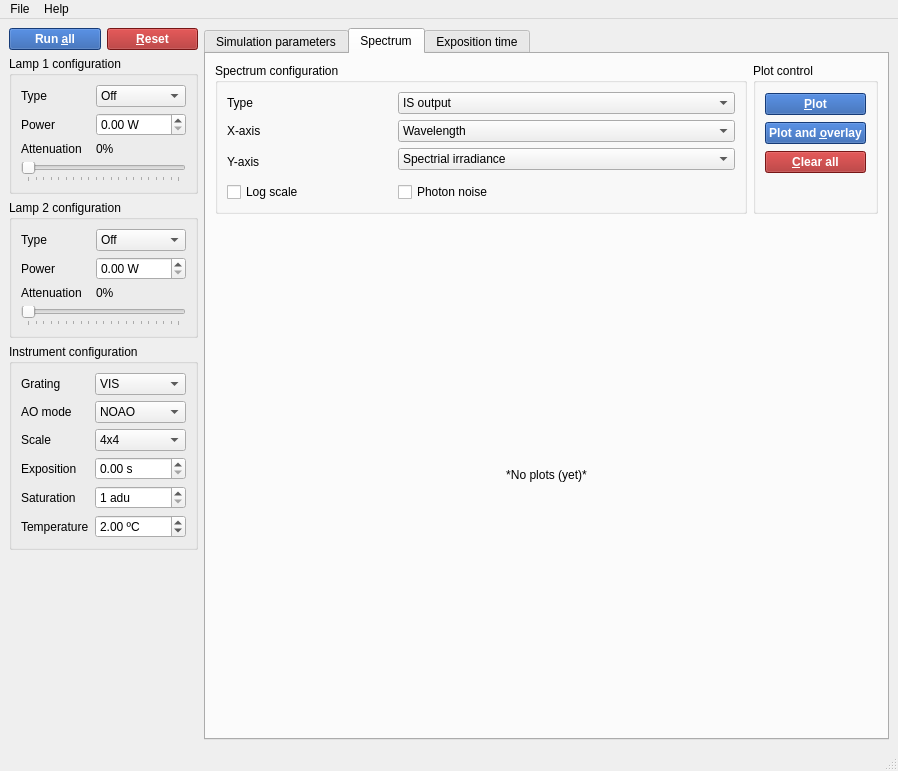
The window that simui/simui.ui (HARMONI-CAB/radiosim) describes before a commit, drawn with Qt 5.
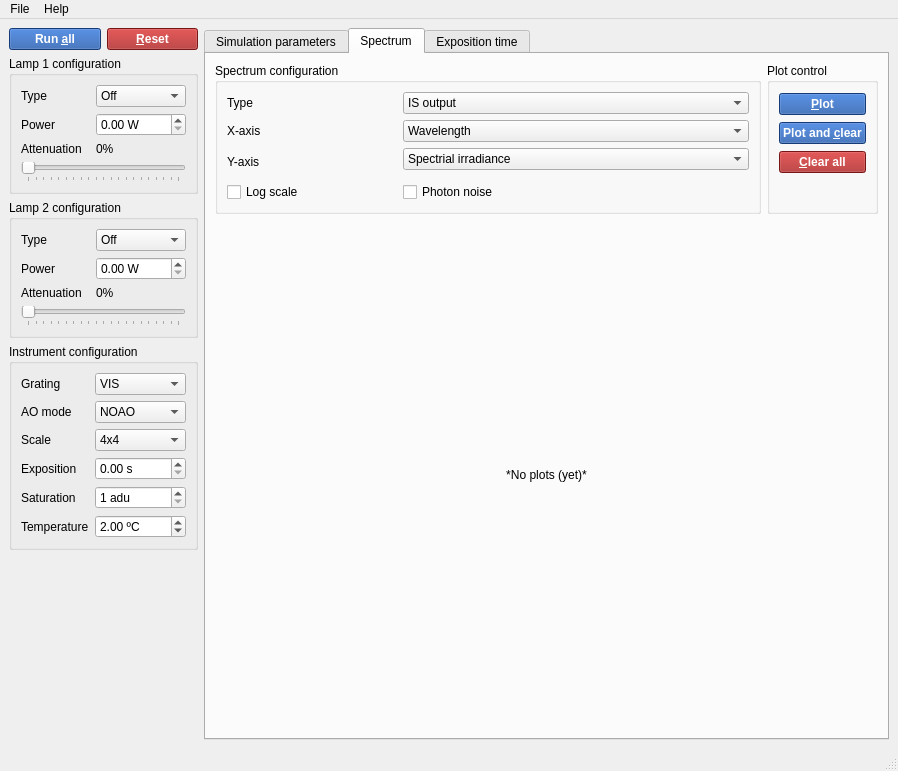
The same window after the commit. The open tabs and pages were chosen to show the change.

Commit message: WIP: Reorder buttons

Patch:
```diff
--- a/simui/simui.ui
+++ b/simui/simui.ui
@@ -623,43 +623,7 @@
            <string>Plot control</string>
           </property>
           <layout class="QGridLayout" name="gridLayout_15">
-           <item row="0" column="0">
-            <widget class="QPushButton" name="spectPlotButton">
-             <property name="styleSheet">
-              <string notr="true">background-color: #1f53a6;
-color: white;
-font-weight: bold;</string>
-             </property>
-             <property name="text">
-              <string>&amp;Plot</string>
-             </property>
-            </widget>
-           </item>
-           <item row="2" column="0">
-            <widget class="QPushButton" name="spectClearAllbuton">
-             <property name="styleSheet">
-              <string notr="true">background-color: #a61f1f;
-color: white;
-font-weight: bold;</string>
-             </property>
-             <property name="text">
-              <string>&amp;Clear all</string>
-             </property>
-            </widget>
-           </item>
-           <item row="1" column="0">
-            <widget class="QPushButton" name="spectOverlayButton">
-             <property name="styleSheet">
-              <string notr="true">background-color: #1f53a6;
-color: white;
-font-weight: bold;</string>
-             </property>
-             <property name="text">
-              <string>Plot and &amp;overlay</string>
-             </property>
-            </widget>
-           </item>
-           <item row="3" column="0">
+           <item row="4" column="0">
             <spacer name="verticalSpacer_5">
              <property name="orientation">
               <enum>Qt::Vertical</enum>
@@ -675,6 +639,42 @@
              </property>
             </spacer>
            </item>
+           <item row="3" column="0">
+            <widget class="QPushButton" name="spectClearAllbuton">
+             <property name="styleSheet">
+              <string notr="true">background-color: #a61f1f;
+color: white;
+font-weight: bold;</string>
+             </property>
+             <property name="text">
+              <string>&amp;Clear all</string>
+             </property>
+            </widget>
+           </item>
+           <item row="1" column="0">
+            <widget class="QPushButton" name="spectPlotButton">
+             <property name="styleSheet">
+              <string notr="true">background-color: #1f53a6;
+color: white;
+font-weight: bold;</string>
+             </property>
+             <property name="text">
+              <string>Plot and &amp;clear</string>
+             </property>
+            </widget>
+           </item>
+           <item row="0" column="0">
+            <widget class="QPushButton" name="spectOverlayButton">
+             <property name="styleSheet">
+              <string notr="true">background-color: #1f53a6;
+color: white;
+font-weight: bold;</string>
+             </property>
+             <property name="text">
+              <string>&amp;Plot</string>
+             </property>
+            </widget>
+           </item>
           </layout>
          </widget>
         </item>
```
